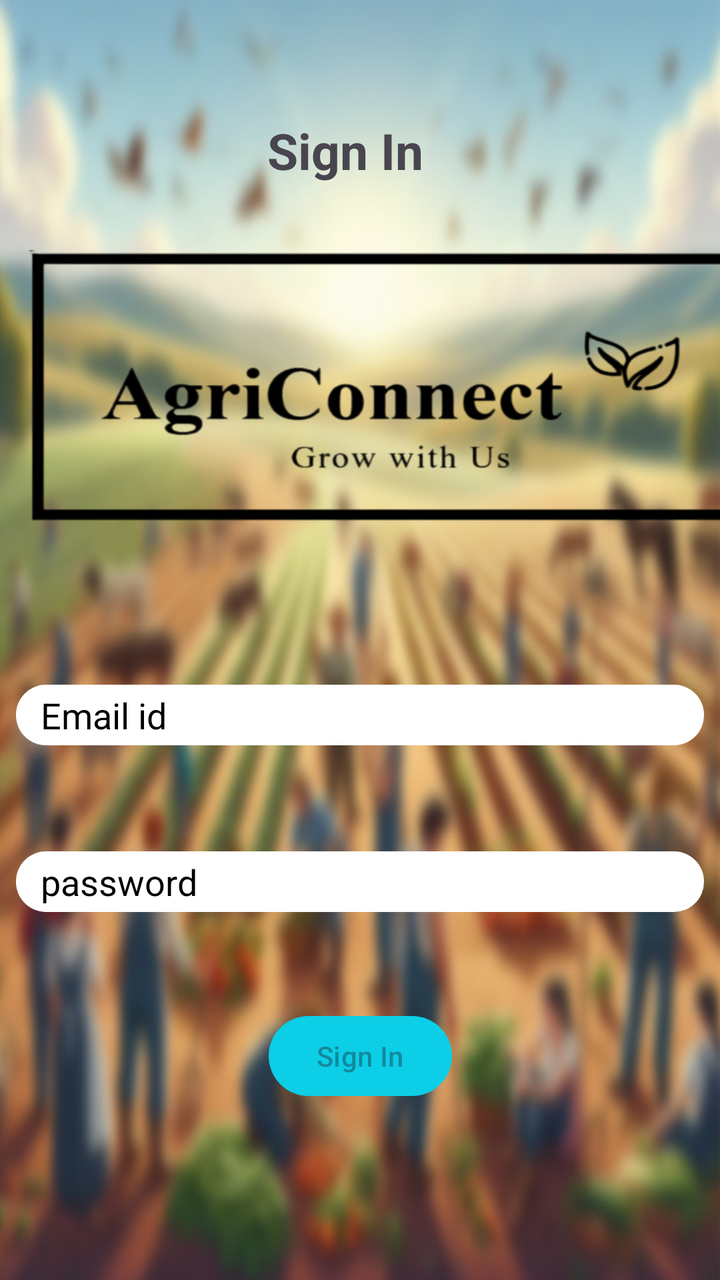
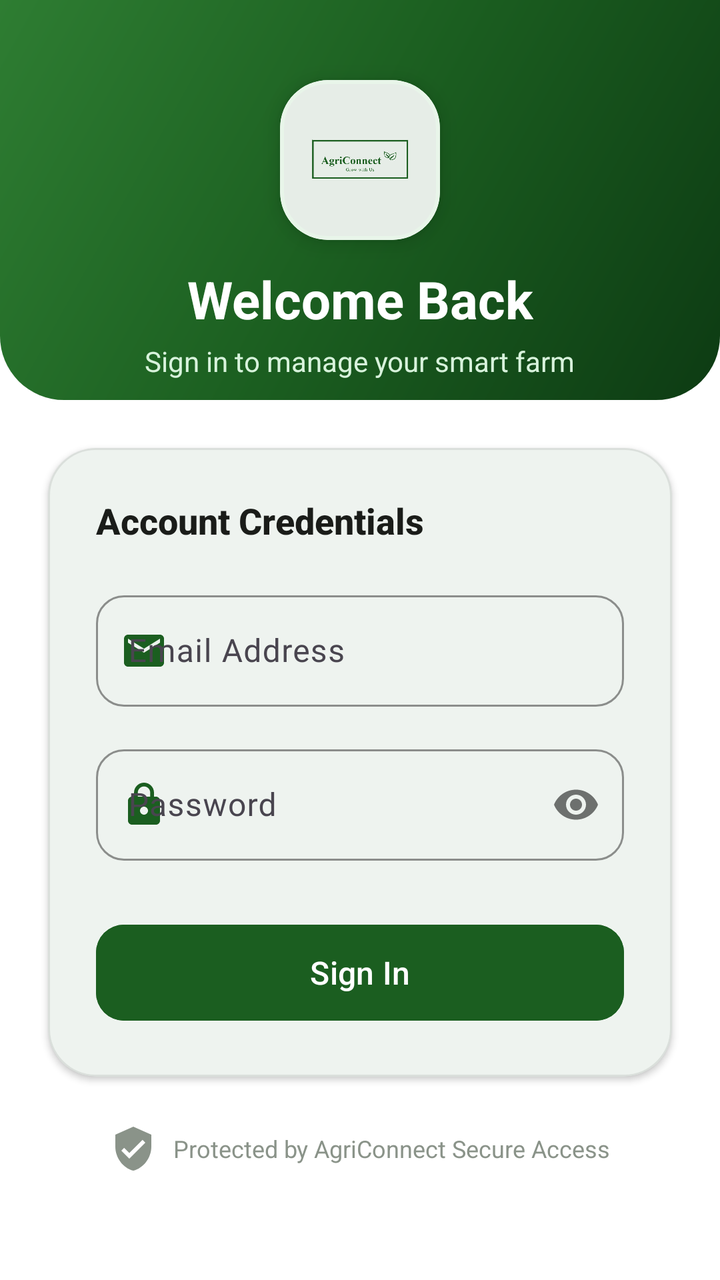

Before-and-after screenshots of an Android layout around one commit, followed by the original layout XML and the change that was made.
<!-- AndroidManifest.xml: application theme Theme.AGRICONNECT -->
<!-- res/layout/activity_sign_in.xml -->
<?xml version="1.0" encoding="utf-8"?>
<layout xmlns:tools="http://schemas.android.com/tools"
    xmlns:android="http://schemas.android.com/apk/res/android"
    xmlns:app="http://schemas.android.com/apk/res-auto">
<androidx.constraintlayout.widget.ConstraintLayout
    android:id="@+id/main"
    android:layout_width="match_parent"
    android:layout_height="match_parent"
    tools:context=".Basic.SignIn"
    android:background="@drawable/blur_background">

    <TextView
        android:id="@+id/textView3"
        android:layout_width="wrap_content"
        android:layout_height="wrap_content"
        android:text="Sign In"
        android:textSize="25dp"
        android:textStyle="bold"

        app:layout_constraintBottom_toBottomOf="parent"
        app:layout_constraintEnd_toEndOf="parent"
        app:layout_constraintHorizontal_bias="0.474"
        app:layout_constraintStart_toStartOf="parent"
        app:layout_constraintTop_toTopOf="parent"
        app:layout_constraintVertical_bias="0.096" />

    <EditText
        android:id="@+id/Sign_In_email_id"
        android:layout_width="match_parent"
        android:layout_height="wrap_content"
        android:hint=" Email id"
        android:inputType="text"
        android:maxLength="30"
        android:background="@drawable/roundcorners"
        android:maxLines="1"
        android:layout_marginLeft="8dp"
        android:layout_marginRight="8dp"
        android:paddingLeft="8dp"
        android:paddingBottom="3dp"
        android:paddingTop="3dp"
        android:textColorHint="@color/black"
        app:layout_constraintBottom_toTopOf="@+id/Sign_In_password"
        app:layout_constraintEnd_toEndOf="parent"
        app:layout_constraintHorizontal_bias="0.0"
        app:layout_constraintStart_toStartOf="parent"
        app:layout_constraintTop_toTopOf="parent"
        app:layout_constraintVertical_bias="0.866" />

    <EditText
        android:id="@+id/Sign_In_password"
        android:layout_width="match_parent"
        android:layout_height="wrap_content"
        android:layout_marginBottom="48dp"
        android:textColorHint="@color/black"
        android:hint=" password"
        android:inputType="text"
        android:paddingLeft="8dp"
        android:paddingBottom="3dp"
        android:paddingTop="3dp"
        android:maxLength="30"
        android:maxLines="1"
        android:background="@drawable/roundcorners"
        android:layout_marginLeft="8dp"
        android:layout_marginRight="8dp"
        app:layout_constraintBottom_toTopOf="@+id/Sign_Up_button"
        app:layout_constraintEnd_toEndOf="parent"
        app:layout_constraintHorizontal_bias="0.0"
        app:layout_constraintStart_toStartOf="parent"
        tools:ignore="TextFields" />

    <Button
        android:id="@+id/Sign_Up_button"
        android:layout_width="wrap_content"
        android:layout_height="wrap_content"
        android:layout_marginBottom="88dp"
        android:hint="Sign In"
        app:layout_constraintBottom_toBottomOf="parent"
        app:layout_constraintEnd_toEndOf="parent"
        app:layout_constraintStart_toStartOf="parent" />

    <ImageView
        android:layout_width="400dp"
        android:layout_height="151dp"
        android:layout_marginTop="120dp"
        android:background="@drawable/applogo11"
        android:backgroundTint="@color/black"
        app:layout_constraintTop_toTopOf="parent"
        tools:layout_editor_absoluteX="5dp" />
</androidx.constraintlayout.widget.ConstraintLayout>
</layout>
<!-- resources referenced by this layout -->
<resources>
  <color name="black">#FF000000</color>
  <!-- drawable blur_background: jpeg bitmap (drawable, 98378 bytes) -->
  <!-- drawable roundcorners (drawable) -->
  <?xml version="1.0" encoding="utf-8"?>
  <shape xmlns:android="http://schemas.android.com/apk/res/android"
      android:shape="rectangle"
      android:padding="10dp">
  
      <solid android:color="#FFFFFF" />
      <corners
          android:bottomRightRadius="15dp"
          android:bottomLeftRadius="15dp"
          android:topLeftRadius="15dp"
          android:topRightRadius="15dp" />
  </shape>
  <style name="Base.Theme.AGRICONNECT" parent="Theme.Material3.DayNight.NoActionBar">
          
           <item name="colorPrimary">#0CCEE7</item>
           <item name="colorPrimaryVariant">#0CCEE7</item>
           <item name="android:statusBarColor">#0CCEE7</item>
      </style>
  <!-- unchanged entries left out for length: 2 -->
</resources>

<!-- the commit's change to res/layout/activity_sign_in.xml (unified diff, before → after) -->
@@ -1,90 +1,196 @@
 <?xml version="1.0" encoding="utf-8"?>
-<layout xmlns:tools="http://schemas.android.com/tools"
-    xmlns:android="http://schemas.android.com/apk/res/android"
-    xmlns:app="http://schemas.android.com/apk/res-auto">
-<androidx.constraintlayout.widget.ConstraintLayout
-    android:id="@+id/main"
-    android:layout_width="match_parent"
-    android:layout_height="match_parent"
-    tools:context=".Basic.SignIn"
-    android:background="@drawable/blur_background">
+<layout xmlns:android="http://schemas.android.com/apk/res/android"
+    xmlns:app="http://schemas.android.com/apk/res-auto"
+    xmlns:tools="http://schemas.android.com/tools">
 
-    <TextView
-        android:id="@+id/textView3"
-        android:layout_width="wrap_content"
-        android:layout_height="wrap_content"
-        android:text="Sign In"
-        android:textSize="25dp"
-        android:textStyle="bold"
+    <ScrollView
+        android:layout_width="match_parent"
+        android:layout_height="match_parent"
+        android:fillViewport="true"
+        android:background="?attr/colorSurface">
 
-        app:layout_constraintBottom_toBottomOf="parent"
-        app:layout_constraintEnd_toEndOf="parent"
-        app:layout_constraintHorizontal_bias="0.474"
-        app:layout_constraintStart_toStartOf="parent"
-        app:layout_constraintTop_toTopOf="parent"
-        app:layout_constraintVertical_bias="0.096" />
+        <androidx.constraintlayout.widget.ConstraintLayout
+            android:id="@+id/main"
+            android:layout_width="match_parent"
+            android:layout_height="wrap_content"
+            android:paddingBottom="32dp"
+            tools:context=".Basic.SignIn">
 
-    <EditText
-        android:id="@+id/Sign_In_email_id"
-        android:layout_width="match_parent"
-        android:layout_height="wrap_content"
-        android:hint=" Email id"
-        android:inputType="text"
-        android:maxLength="30"
-        android:background="@drawable/roundcorners"
-        android:maxLines="1"
-        android:layout_marginLeft="8dp"
-        android:layout_marginRight="8dp"
-        android:paddingLeft="8dp"
-        android:paddingBottom="3dp"
-        android:paddingTop="3dp"
-        android:textColorHint="@color/black"
-        app:layout_constraintBottom_toTopOf="@+id/Sign_In_password"
-        app:layout_constraintEnd_toEndOf="parent"
-        app:layout_constraintHorizontal_bias="0.0"
-        app:layout_constraintStart_toStartOf="parent"
-        app:layout_constraintTop_toTopOf="parent"
-        app:layout_constraintVertical_bias="0.866" />
+            
+            <View
+                android:id="@+id/signInHeader"
+                android:layout_width="match_parent"
+                android:layout_height="200dp"
+                android:background="@drawable/bg_header_gradient"
+                app:layout_constraintTop_toTopOf="parent" />
 
-    <EditText
-        android:id="@+id/Sign_In_password"
-        android:layout_width="match_parent"
-        android:layout_height="wrap_content"
-        android:layout_marginBottom="48dp"
-        android:textColorHint="@color/black"
-        android:hint=" password"
-        android:inputType="text"
-        android:paddingLeft="8dp"
-        android:paddingBottom="3dp"
-        android:paddingTop="3dp"
-        android:maxLength="30"
-        android:maxLines="1"
-        android:background="@drawable/roundcorners"
-        android:layout_marginLeft="8dp"
-        android:layout_marginRight="8dp"
-        app:layout_constraintBottom_toTopOf="@+id/Sign_Up_button"
-        app:layout_constraintEnd_toEndOf="parent"
-        app:layout_constraintHorizontal_bias="0.0"
-        app:layout_constraintStart_toStartOf="parent"
-        tools:ignore="TextFields" />
+            
+            <com.google.android.material.card.MaterialCardView
+                android:id="@+id/cardSignInLogo"
+                android:layout_width="80dp"
+                android:layout_height="80dp"
+                android:layout_marginTop="40dp"
+                app:cardCornerRadius="24dp"
+                app:cardElevation="6dp"
+                app:strokeColor="@color/agri_mint"
+                app:strokeWidth="2dp"
+                app:cardBackgroundColor="@color/white"
+                app:layout_constraintEnd_toEndOf="parent"
+                app:layout_constraintStart_toStartOf="parent"
+                app:layout_constraintTop_toTopOf="parent">
 
-    <Button
-        android:id="@+id/Sign_Up_button"
-        android:layout_width="wrap_content"
-        android:layout_height="wrap_content"
-        android:layout_marginBottom="88dp"
-        android:hint="Sign In"
-        app:layout_constraintBottom_toBottomOf="parent"
-        app:layout_constraintEnd_toEndOf="parent"
-        app:layout_constraintStart_toStartOf="parent" />
+                <ImageView
+                    android:id="@+id/imageViewLogo"
+                    android:layout_width="match_parent"
+                    android:layout_height="match_parent"
+                    android:padding="14dp"
+                    android:scaleType="fitCenter"
+                    android:src="@drawable/applogo11"
+                    app:tint="@color/agri_green_primary" />
+            </com.google.android.material.card.MaterialCardView>
 
-    <ImageView
-        android:layout_width="400dp"
-        android:layout_height="151dp"
-        android:layout_marginTop="120dp"
-        android:background="@drawable/applogo11"
-        android:backgroundTint="@color/black"
-        app:layout_constraintTop_toTopOf="parent"
-        tools:layout_editor_absoluteX="5dp" />
-</androidx.constraintlayout.widget.ConstraintLayout>
+            <TextView
+                android:id="@+id/textView3"
+                android:layout_width="wrap_content"
+                android:layout_height="wrap_content"
+                android:layout_marginTop="12dp"
+                android:fontFamily="sans-serif-bold"
+                android:text="Welcome Back"
+                android:textColor="@color/white"
+                android:textSize="26sp"
+                android:textStyle="bold"
+                app:layout_constraintEnd_toEndOf="parent"
+                app:layout_constraintStart_toStartOf="parent"
+                app:layout_constraintTop_toBottomOf="@+id/cardSignInLogo" />
+
+            <TextView
+                android:id="@+id/textSignInSubtitle"
+                android:layout_width="wrap_content"
+                android:layout_height="wrap_content"
+                android:layout_marginTop="4dp"
+                android:fontFamily="sans-serif"
+                android:text="Sign in to manage your smart farm"
+                android:textColor="#D8F3DC"
+                android:textSize="14sp"
+                app:layout_constraintEnd_toEndOf="parent"
+                app:layout_constraintStart_toStartOf="parent"
+                app:layout_constraintTop_toBottomOf="@+id/textView3" />
+
+            
+            <com.google.android.material.card.MaterialCardView
+                android:id="@+id/cardForm"
+                android:layout_width="match_parent"
+                android:layout_height="wrap_content"
+                android:layout_marginHorizontal="24dp"
+                android:layout_marginTop="24dp"
+                app:cardCornerRadius="24dp"
+                app:cardElevation="2dp"
+                app:strokeColor="@color/agri_card_stroke_light"
+                app:strokeWidth="1dp"
+                app:cardBackgroundColor="@color/white"
+                app:layout_constraintTop_toBottomOf="@+id/signInHeader">
+
+                <LinearLayout
+                    android:layout_width="match_parent"
+                    android:layout_height="wrap_content"
+                    android:orientation="vertical"
+                    android:padding="24dp">
+
+                    <TextView
+                        android:layout_width="wrap_content"
+                        android:layout_height="wrap_content"
+                        android:fontFamily="sans-serif-medium"
+                        android:text="Account Credentials"
+                        android:textColor="@color/agri_text_primary"
+                        android:textSize="18sp"
+                        android:textStyle="bold" />
+
+                    <com.google.android.material.textfield.TextInputLayout
+                        android:id="@+id/textInputEmail"
+                        style="@style/Widget.Material3.TextInputLayout.OutlinedBox"
+                        android:layout_width="match_parent"
+                        android:layout_height="wrap_content"
+                        android:layout_marginTop="20dp"
+                        android:hint="Email Address"
+                        app:boxCornerRadiusBottomEnd="14dp"
+                        app:boxCornerRadiusBottomStart="14dp"
+                        app:boxCornerRadiusTopEnd="14dp"
+                        app:boxCornerRadiusTopStart="14dp"
+                        app:boxStrokeColor="@color/agri_green_primary"
+                        app:startIconDrawable="@drawable/ic_email_round"
+                        app:startIconTint="@color/agri_green_primary">
+
+                        <com.google.android.material.textfield.TextInputEditText
+                            android:id="@+id/Sign_In_email_id"
+                            android:layout_width="match_parent"
+                            android:layout_height="wrap_content"
+                            android:fontFamily="sans-serif"
+                            android:inputType="textEmailAddress"
+                            android:maxLength="50"
+                            android:maxLines="1"
+                            android:textColor="@color/agri_text_primary" />
+                    </com.google.android.material.textfield.TextInputLayout>
+
+                    <com.google.android.material.textfield.TextInputLayout
+                        android:id="@+id/textInputPassword"
+                        style="@style/Widget.Material3.TextInputLayout.OutlinedBox"
+                        android:layout_width="match_parent"
+                        android:layout_height="wrap_content"
+                        android:layout_marginTop="16dp"
+                        android:hint="Password"
+                        app:boxCornerRadiusBottomEnd="14dp"
+                        app:boxCornerRadiusBottomStart="14dp"
+                        app:boxCornerRadiusTopEnd="14dp"
+                        app:boxCornerRadiusTopStart="14dp"
+                        app:boxStrokeColor="@color/agri_green_primary"
+                        app:passwordToggleEnabled="true"
+                        app:startIconDrawable="@drawable/ic_lock_outline"
+                        app:startIconTint="@color/agri_green_primary">
+
+                        <com.google.android.material.textfield.TextInputEditText
+                            android:id="@+id/Sign_In_password"
+                            android:layout_width="match_parent"
+                            android:layout_height="wrap_content"
+                            android:fontFamily="sans-serif"
+                            android:inputType="textPassword"
+                            android:maxLength="50"
+                            android:maxLines="1"
+                            android:textColor="@color/agri_text_primary" />
+                    </com.google.android.material.textfield.TextInputLayout>
+
+                    <com.google.android.material.button.MaterialButton
+                        android:id="@+id/Sign_Up_button"
+                        android:layout_width="match_parent"
+                        android:layout_height="56dp"
+                        android:layout_marginTop="28dp"
+                        android:backgroundTint="@color/agri_green_primary"
+                        android:fontFamily="sans-serif-medium"
+                        android:text="Sign In"
+                        android:textColor="@color/white"
+                        android:textSize="16sp"
+                        app:cornerRadius="14dp" />
+
+                </LinearLayout>
+            </com.google.android.material.card.MaterialCardView>
+
+            
+            <TextView
+                android:id="@+id/textSecurityHint"
+                android:layout_width="wrap_content"
+                android:layout_height="wrap_content"
+                android:layout_marginTop="24dp"
+                android:drawableStart="@drawable/ic_shield_check"
+                android:drawablePadding="8dp"
+                android:fontFamily="sans-serif"
+                android:gravity="center_vertical"
+                android:text="Protected by AgriConnect Secure Access"
+                android:textColor="@color/agri_text_muted"
+                android:textSize="12sp"
+                app:drawableTint="@color/agri_text_muted"
+                app:layout_constraintEnd_toEndOf="parent"
+                app:layout_constraintStart_toStartOf="parent"
+                app:layout_constraintTop_toBottomOf="@+id/cardForm" />
+
+        </androidx.constraintlayout.widget.ConstraintLayout>
+    </ScrollView>
 </layout>
<!-- resource entries referenced after the edit -->
@@ -1,26 +1,89 @@
 <!-- resources referenced by this layout -->
 <resources>
-  <color name="black">#FF000000</color>
-  <!-- drawable blur_background: jpeg bitmap (drawable, 98378 bytes) -->
-  <!-- drawable roundcorners (drawable) -->
+  <color name="agri_card_stroke_light">#15000000</color>
+  <color name="agri_green_primary">#1B5E20</color>
+  <color name="agri_mint">#E8F5E9</color>
+  <color name="agri_text_muted">#8A9389</color>
+  <color name="agri_text_primary">#1A1C19</color>
+  <color name="white">#FFFFFFFF</color>
+  <!-- drawable bg_header_gradient (drawable) -->
   <?xml version="1.0" encoding="utf-8"?>
   <shape xmlns:android="http://schemas.android.com/apk/res/android"
-      android:shape="rectangle"
-      android:padding="10dp">
-  
-      <solid android:color="#FFFFFF" />
+      android:shape="rectangle">
+      <gradient
+          android:angle="135"
+          android:startColor="#0D3B13"
+          android:centerColor="#1B5E20"
+          android:endColor="#2E7D32"
+          android:type="linear" />
       <corners
-          android:bottomRightRadius="15dp"
-          android:bottomLeftRadius="15dp"
-          android:topLeftRadius="15dp"
-          android:topRightRadius="15dp" />
+          android:bottomLeftRadius="32dp"
+          android:bottomRightRadius="32dp" />
   </shape>
+  <!-- drawable ic_email_round (drawable) -->
+  <vector xmlns:android="http://schemas.android.com/apk/res/android"
+      android:width="24dp"
+      android:height="24dp"
+      android:viewportWidth="24"
+      android:viewportHeight="24">
+    <path
+        android:fillColor="#FF1B5E20"
+        android:pathData="M20,4H4c-1.1,0 -1.99,0.9 -1.99,2L2,18c0,1.1 0.9,2 2,2h16c1.1,0 2,-0.9 2,-2V6c0,-1.1 -0.9,-2 -2,-2zm0,4l-8,5 -8,-5V6l8,5 8,-5v2z"/>
+  </vector>
+  <!-- drawable ic_lock_outline (drawable) -->
+  <vector xmlns:android="http://schemas.android.com/apk/res/android"
+      android:width="24dp"
+      android:height="24dp"
+      android:viewportWidth="24"
+      android:viewportHeight="24">
+    <path
+        android:fillColor="#FF1B5E20"
+        android:pathData="M18,8h-1V6c0,-2.76 -2.24,-5 -5,-5S7,3.24 7,6v2H6c-1.1,0 -2,0.9 -2,2v10c0,1.1 0.9,2 2,2h12c1.1,0 2,-0.9 2,-2V10c0,-1.1 -0.9,-2 -2,-2zm-6,9c-1.1,0 -2,-0.9 -2,-2s0.9,-2 2,-2 2,0.9 2,2 -0.9,2 -2,2zm3.1,-9H8.9V6c0,-1.71 1.39,-3.1 3.1,-3.1 1.71,0 3.1,1.39 3.1,3.1v2z"/>
+  </vector>
+  <!-- drawable ic_shield_check (drawable) -->
+  <vector xmlns:android="http://schemas.android.com/apk/res/android"
+      android:width="24dp"
+      android:height="24dp"
+      android:viewportWidth="24"
+      android:viewportHeight="24">
+    <path
+        android:fillColor="#FF2E7D32"
+        android:pathData="M12,1L3,5v6c0,5.55 3.84,10.74 9,12 5.16,-1.26 9,-6.45 9,-12V5l-9,-4zm-2,16l-4,-4 1.41,-1.41L10,14.17l6.59,-6.59L18,9l-8,8z"/>
+  </vector>
   <style name="Base.Theme.AGRICONNECT" parent="Theme.Material3.DayNight.NoActionBar">
-          
-           <item name="colorPrimary">#0CCEE7</item>
-           <item name="colorPrimaryVariant">#0CCEE7</item>
-           <item name="android:statusBarColor">#0CCEE7</item>
+          <item name="colorPrimary">@color/md_theme_light_primary</item>
+          <item name="colorOnPrimary">@color/md_theme_light_onPrimary</item>
+          <item name="colorPrimaryContainer">@color/md_theme_light_primaryContainer</item>
+          <item name="colorOnPrimaryContainer">@color/md_theme_light_onPrimaryContainer</item>
+          <item name="colorSecondary">@color/md_theme_light_secondary</item>
+          <item name="colorOnSecondary">@color/md_theme_light_onSecondary</item>
+          <item name="colorSecondaryContainer">@color/md_theme_light_secondaryContainer</item>
+          <item name="colorOnSecondaryContainer">@color/md_theme_light_onSecondaryContainer</item>
+          <item name="colorError">@color/md_theme_light_error</item>
+          <item name="colorOnError">@color/md_theme_light_onError</item>
+          <item name="colorErrorContainer">@color/md_theme_light_errorContainer</item>
+          <item name="colorOnErrorContainer">@color/md_theme_light_onErrorContainer</item>
+          <item name="android:colorBackground">@color/md_theme_light_background</item>
+          <item name="colorOnBackground">@color/md_theme_light_onBackground</item>
+          <item name="colorSurface">@color/md_theme_light_surface</item>
+          <item name="colorOnSurface">@color/md_theme_light_onSurface</item>
       </style>
+  <color name="md_theme_light_primary">#1B5E20</color>
+  <color name="md_theme_light_onPrimary">#FFFFFF</color>
+  <color name="md_theme_light_primaryContainer">#D8F3DC</color>
+  <color name="md_theme_light_onPrimaryContainer">#002105</color>
+  <color name="md_theme_light_secondary">#388E3C</color>
+  <color name="md_theme_light_onSecondary">#FFFFFF</color>
+  <color name="md_theme_light_secondaryContainer">#E8F5E9</color>
+  <color name="md_theme_light_onSecondaryContainer">#0B2F10</color>
+  <color name="md_theme_light_error">#BA1A1A</color>
+  <color name="md_theme_light_onError">#FFFFFF</color>
+  <color name="md_theme_light_errorContainer">#FFDAD6</color>
+  <color name="md_theme_light_onErrorContainer">#410002</color>
+  <color name="md_theme_light_background">#F8FAF7</color>
+  <color name="md_theme_light_onBackground">#191C19</color>
+  <color name="md_theme_light_surface">#FFFFFF</color>
+  <color name="md_theme_light_onSurface">#191C19</color>
   <!-- unchanged entries left out for length: 2 -->
 </resources>
 
